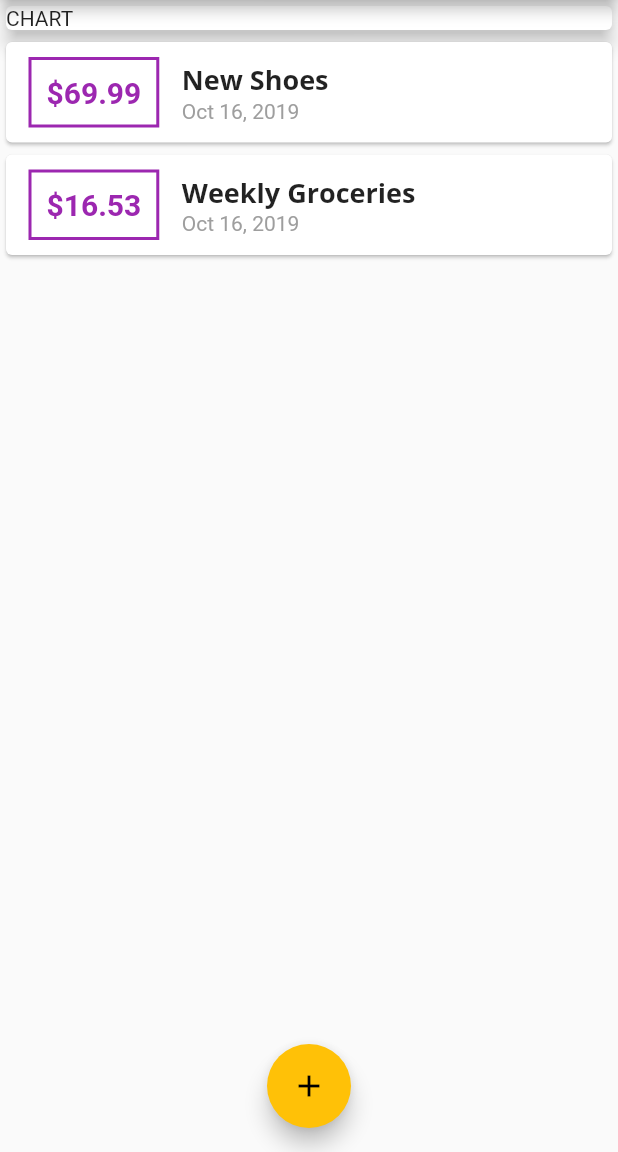
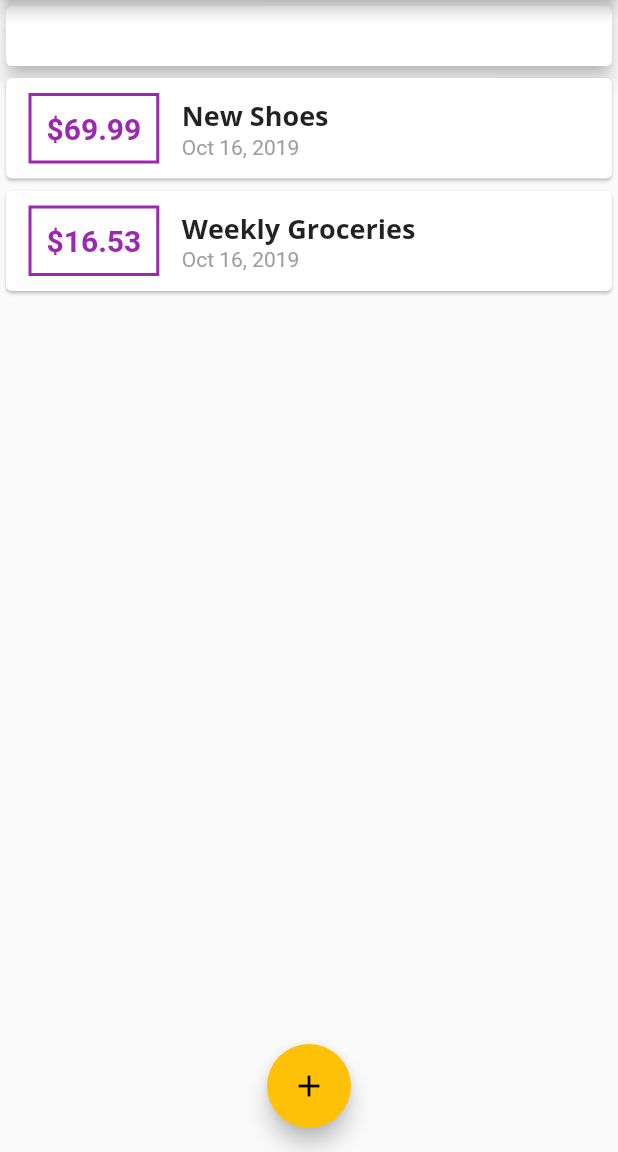
Before and after one commit to harishkrishnan24/expense-manager, a Flutter app: the screen it shows after launch, on a phone screen of 412 x 824 dp, the part 84-1236 px from its top. Run offline on Flutter 3.47's test engine with Material 2 defaults, Android fonts, the phone set to English and light mode, and no system bars.

Commit message:
Add chart calculation

```diff
--- a/lib/main.dart
+++ b/lib/main.dart
@@ -2,6 +2,7 @@ import 'package:flutter/material.dart';
 
 import './widgets/transaction_list.dart';
 import './widgets/new_transaction.dart';
+import './widgets/chart.dart';
 
 import './models/transaction.dart';
 
@@ -59,6 +60,12 @@ class _MyHomePageState extends State<MyHomePage> {
     ),
   ];
 
+  List<Transaction> get _recentTransactions {
+    return _userTransactions.where((tx) {
+      return tx.date.isAfter(DateTime.now().subtract(Duration(days: 7)));
+    }).toList();
+  }
+
   void _addNewTransaction(String txTitle, double txAmount) {
     final newTx = Transaction(
       title: txTitle,
@@ -104,7 +111,7 @@ class _MyHomePageState extends State<MyHomePage> {
             Container(
               width: double.infinity,
               child: Card(
-                child: Text('CHART'),
+                child: Chart(_recentTransactions),
                 elevation: 5,
               ),
             ),
--- /dev/null
+++ b/lib/widgets/chart.dart
@@ -0,0 +1,43 @@
+import 'package:flutter/material.dart';
+import 'package:intl/intl.dart';
+
+import '../models/transaction.dart';
+
+class Chart extends StatelessWidget {
+  final List<Transaction> recentTransactions;
+
+  Chart(this.recentTransactions);
+
+  List<Map<String, Object>> get groupedTransactionValues {
+    return List.generate(7, (index) {
+      final weekDay = DateTime.now().subtract(
+        Duration(days: index),
+      );
+      var totalSum = 0.0;
+
+      for (var i = 0; i < recentTransactions.length; i++) {
+        if (recentTransactions[i].date.day == weekDay.day &&
+            recentTransactions[i].date.month == weekDay.month &&
+            recentTransactions[i].date.year == weekDay.year) {
+          totalSum += recentTransactions[i].amount;
+        }
+      }
+
+      return {
+        'day': DateFormat.E().format(weekDay),
+        'amount': totalSum,
+      };
+    });
+  }
+
+  @override
+  Widget build(BuildContext context) {
+    return Card(
+      elevation: 6,
+      margin: EdgeInsets.all(20),
+      child: Row(
+        children: <Widget>[],
+      ),
+    );
+  }
+}
--- a/lib/widgets/transaction_list.dart
+++ b/lib/widgets/transaction_list.dart
@@ -12,7 +12,26 @@ class TransactionList extends StatelessWidget {
   Widget build(BuildContext context) {
     return Container(
       height: 300,
-      child: ListView.builder(
+      child: transactions.isEmpty
+          ? Column(
+              children: <Widget>[
+                Text(
+                  'No Transactions added yet!',
+                  style: Theme.of(context).textTheme.title,
+                ),
+                SizedBox(
+                  height: 20,
+                ),
+                Container(
+                  height: 200,
+                  child: Image.asset(
+                    'assets/images/waiting.png',
+                    fit: BoxFit.cover,
+                  ),
+                ),
+              ],
+            )
+          : ListView.builder(
               itemBuilder: (ctx, index) {
                 return Card(
                   child: Row(
@@ -45,7 +64,9 @@ class TransactionList extends StatelessWidget {
                             transactions[index].title,
                             style: Theme.of(context).textTheme.title,
                           ),
-                    Text(DateFormat.yMMMd().format(transactions[index].date),
+                          Text(
+                              DateFormat.yMMMd()
+                                  .format(transactions[index].date),
                               style: TextStyle(
                                 color: Colors.grey,
                               )),
--- a/pubspec.yaml
+++ b/pubspec.yaml
@@ -42,8 +42,8 @@ flutter:
   uses-material-design: true
 
   # To add assets to your application, add an assets section, like this:
-  # assets:
-  #  - images/a_dot_burr.jpeg
+  assets:
+   - assets/images/waiting.png
   #  - images/a_dot_ham.jpeg
 
   # An image asset can refer to one or more resolution-specific "variants", see
```
Also changed, not shown: assets/image/waiting.png (added). Lines whose indentation alone changed are shown as unchanged.
